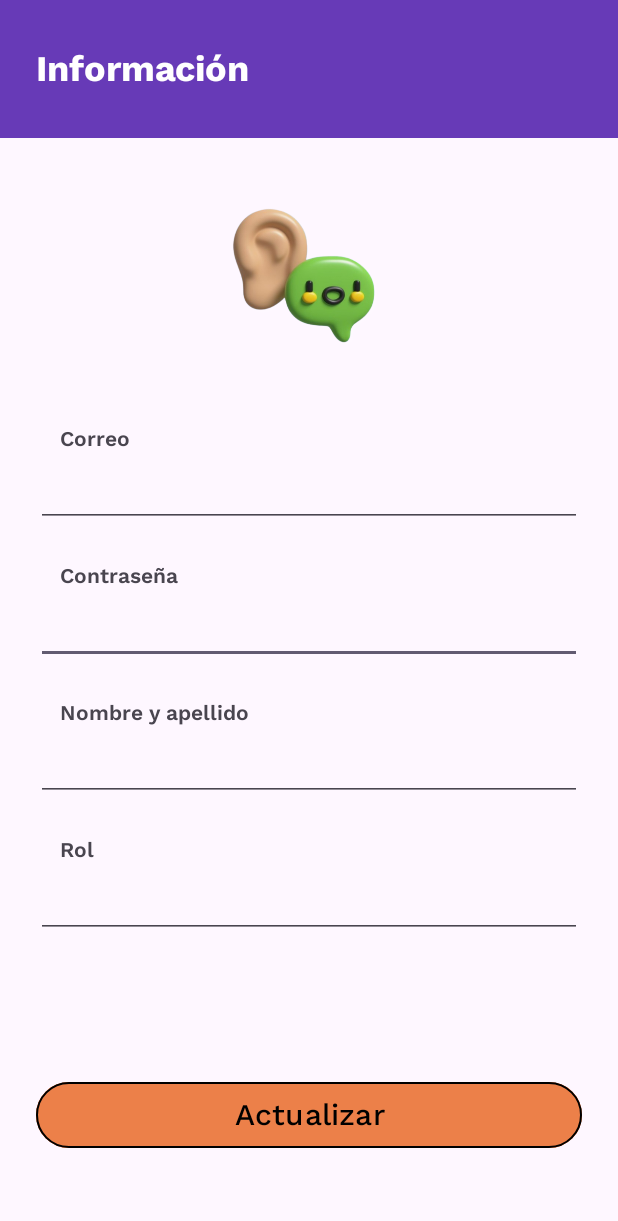
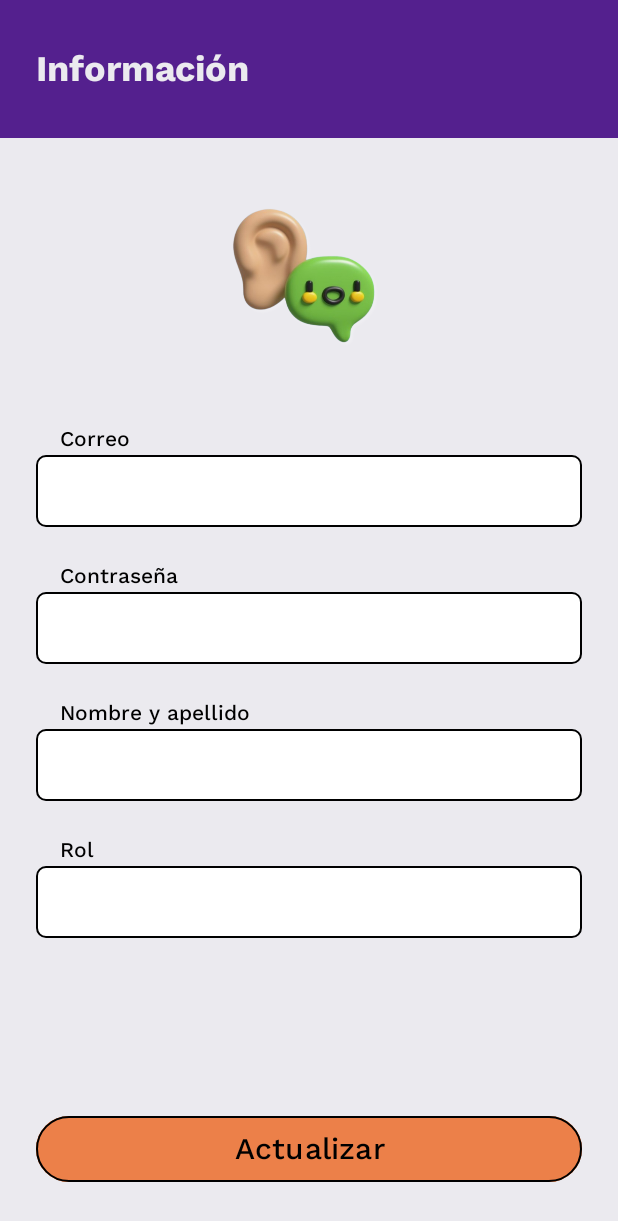
Before and after one commit to DavidAlmonacid/OirApp, an Android app: the MainActivity8 screen opened directly, with no data from a screen before it, on a phone screen of 412 x 824 dp. Shown: the top 1221 px of the screen. Run offline under Robolectric (Android 15) with nearby library versions, the phone set to English and light mode, and no system bars.

Commit message:
Update layout

```diff
--- a/app/src/main/res/layout/activity_main8.xml
+++ b/app/src/main/res/layout/activity_main8.xml
@@ -5,25 +5,24 @@
     android:id="@+id/main"
     android:layout_width="match_parent"
     android:layout_height="match_parent"
+    android:background="@color/colorBackgroundLight"
     tools:context=".MainActivity8">
 
-    <Button
-        android:id="@+id/button"
+    <TextView
+        android:id="@+id/textView"
         android:layout_width="match_parent"
-        android:layout_height="52dp"
-        android:layout_marginHorizontal="24dp"
-        android:layout_marginTop="60dp"
-        android:backgroundTint="@color/colorButtonPrimary"
-        android:fontFamily="@font/work_sans_500_normal"
-        android:text="Actualizar"
-        android:textColor="@color/black"
-        android:textSize="20sp"
-        app:layout_constraintBottom_toBottomOf="parent"
+        android:layout_height="92dp"
+        android:background="@color/colorBackgroundPurple"
+        android:fontFamily="@font/work_sans_700_normal"
+        android:gravity="center_vertical"
+        android:paddingHorizontal="24dp"
+        android:text="Información"
+        android:textColor="@color/colorTextLight"
+        android:textSize="24sp"
         app:layout_constraintEnd_toEndOf="parent"
+        app:layout_constraintHorizontal_bias="0.5"
         app:layout_constraintStart_toStartOf="parent"
-        app:layout_constraintTop_toBottomOf="@+id/linearLayout2"
-        app:layout_constraintVertical_bias="0.796"
-        app:strokeWidth="1dp" />
+        app:layout_constraintTop_toTopOf="parent" />
 
     <ImageView
         android:id="@+id/imageView"
@@ -36,6 +35,41 @@
         app:layout_constraintStart_toStartOf="parent"
         app:layout_constraintTop_toBottomOf="@+id/textView"
         app:srcCompat="@drawable/logo" />
+
+    <LinearLayout
+        android:id="@+id/linearLayout"
+        android:layout_width="match_parent"
+        android:layout_height="wrap_content"
+        android:layout_marginTop="20dp"
+        android:orientation="vertical"
+        android:paddingHorizontal="24dp"
+        app:layout_constraintEnd_toEndOf="parent"
+        app:layout_constraintStart_toStartOf="parent"
+        app:layout_constraintTop_toBottomOf="@+id/imageView">
+
+        <TextView
+            android:id="@+id/textView2"
+            android:layout_width="wrap_content"
+            android:layout_height="wrap_content"
+            android:layout_marginStart="16dp"
+            android:fontFamily="@font/work_sans_500_normal"
+            android:text="Correo"
+            android:textColor="@color/black" />
+
+        <EditText
+            android:id="@+id/editTextTextEmailAddress"
+            android:layout_width="match_parent"
+            android:layout_height="48dp"
+            android:layout_marginTop="2dp"
+            android:background="@drawable/rounded_background_input_light"
+            android:ems="10"
+            android:fontFamily="@font/work_sans_400_normal"
+            android:inputType="textEmailAddress"
+            android:paddingHorizontal="14dp"
+            android:textColor="@color/black"
+            android:textCursorDrawable="@drawable/cursor" />
+
+    </LinearLayout>
 
     <LinearLayout
         android:id="@+id/linearLayout2"
@@ -53,45 +87,22 @@
             android:layout_width="wrap_content"
             android:layout_height="wrap_content"
             android:layout_marginStart="16dp"
-            android:fontFamily="@font/work_sans_600_normal"
-            android:text="Contraseña" />
+            android:fontFamily="@font/work_sans_500_normal"
+            android:text="Contraseña"
+            android:textColor="@color/black" />
 
         <EditText
             android:id="@+id/editTextTextPassword"
             android:layout_width="match_parent"
             android:layout_height="48dp"
             android:layout_marginTop="2dp"
+            android:background="@drawable/rounded_background_input_light"
             android:ems="10"
-            android:inputType="textPassword" />
-
-    </LinearLayout>
-
-    <LinearLayout
-        android:id="@+id/linearLayout7"
-        android:layout_width="match_parent"
-        android:layout_height="wrap_content"
-        android:layout_marginTop="24dp"
-        android:orientation="vertical"
-        android:paddingHorizontal="24dp"
-        app:layout_constraintEnd_toEndOf="parent"
-        app:layout_constraintStart_toStartOf="parent"
-        app:layout_constraintTop_toBottomOf="@+id/linearLayout3">
-
-        <TextView
-            android:id="@+id/textView5"
-            android:layout_width="wrap_content"
-            android:layout_height="wrap_content"
-            android:layout_marginStart="16dp"
-            android:fontFamily="@font/work_sans_600_normal"
-            android:text="Rol" />
-
-        <EditText
-            android:id="@+id/editTextText2"
-            android:layout_width="match_parent"
-            android:layout_height="48dp"
-            android:layout_marginTop="2dp"
-            android:ems="10"
-            android:inputType="text" />
+            android:fontFamily="@font/work_sans_400_normal"
+            android:inputType="textPassword"
+            android:paddingHorizontal="14dp"
+            android:textColor="@color/black"
+            android:textCursorDrawable="@drawable/cursor" />
 
     </LinearLayout>
 
@@ -111,77 +122,68 @@
             android:layout_width="wrap_content"
             android:layout_height="wrap_content"
             android:layout_marginStart="16dp"
-            android:fontFamily="@font/work_sans_600_normal"
-            android:text="Nombre y apellido" />
+            android:fontFamily="@font/work_sans_500_normal"
+            android:text="Nombre y apellido"
+            android:textColor="@color/black" />
 
         <EditText
             android:id="@+id/editTextText"
             android:layout_width="match_parent"
             android:layout_height="48dp"
             android:layout_marginTop="2dp"
+            android:background="@drawable/rounded_background_input_light"
             android:ems="10"
-            android:inputType="text" />
+            android:fontFamily="@font/work_sans_400_normal"
+            android:inputType="text"
+            android:paddingHorizontal="14dp"
+            android:textColor="@color/black"
+            android:textCursorDrawable="@drawable/cursor" />
 
     </LinearLayout>
 
     <LinearLayout
-        android:id="@+id/linearLayout"
         android:layout_width="match_parent"
         android:layout_height="wrap_content"
-        android:layout_marginTop="20dp"
+        android:layout_marginTop="24dp"
         android:orientation="vertical"
         android:paddingHorizontal="24dp"
         app:layout_constraintEnd_toEndOf="parent"
         app:layout_constraintStart_toStartOf="parent"
-        app:layout_constraintTop_toBottomOf="@+id/imageView">
+        app:layout_constraintTop_toBottomOf="@+id/linearLayout3">
 
         <TextView
-            android:id="@+id/textView2"
+            android:id="@+id/textView5"
             android:layout_width="wrap_content"
             android:layout_height="wrap_content"
             android:layout_marginStart="16dp"
-            android:fontFamily="@font/work_sans_600_normal"
-            android:text="Correo" />
+            android:fontFamily="@font/work_sans_500_normal"
+            android:text="Rol"
+            android:textColor="@color/black" />
 
-        <EditText
-            android:id="@+id/editTextTextEmailAddress"
+        <Spinner
+            android:id="@+id/spinner"
             android:layout_width="match_parent"
             android:layout_height="48dp"
             android:layout_marginTop="2dp"
-            android:ems="10"
-            android:inputType="textEmailAddress" />
+            android:gravity="center"
+            android:background="@drawable/rounded_background_input_light" />
 
     </LinearLayout>
 
-    <TextView
-        android:id="@+id/textView"
+    <Button
+        android:id="@+id/button"
         android:layout_width="match_parent"
-        android:layout_height="92dp"
-        android:background="#673AB7"
-        android:fontFamily="@font/work_sans_700_normal"
-        android:gravity="center_vertical"
-        android:paddingHorizontal="24dp"
-        android:text="Iniciar Sesión"
-        android:textColor="@color/white"
-        android:textSize="24sp"
+        android:layout_height="52dp"
+        android:layout_marginHorizontal="24dp"
+        android:layout_marginBottom="32dp"
+        android:backgroundTint="@color/colorButtonPrimary"
+        android:fontFamily="@font/work_sans_500_normal"
+        android:text="Actualizar"
+        android:textColor="@color/black"
+        android:textSize="20sp"
+        app:layout_constraintBottom_toBottomOf="parent"
         app:layout_constraintEnd_toEndOf="parent"
-        app:layout_constraintHorizontal_bias="0.5"
         app:layout_constraintStart_toStartOf="parent"
-        app:layout_constraintTop_toTopOf="parent" />
+        app:strokeWidth="1dp" />
 
-    <TextView
-        android:id="@+id/textView"
-        android:layout_width="match_parent"
-        android:layout_height="92dp"
-        android:background="#673AB7"
-        android:fontFamily="@font/work_sans_700_normal"
-        android:gravity="center_vertical"
-        android:paddingHorizontal="24dp"
-        android:text="Información"
-        android:textColor="@color/white"
-        android:textSize="24sp"
-        app:layout_constraintEnd_toEndOf="parent"
-        app:layout_constraintHorizontal_bias="0.5"
-        app:layout_constraintStart_toStartOf="parent"
-        app:layout_constraintTop_toTopOf="parent" />
 </androidx.constraintlayout.widget.ConstraintLayout>
```
